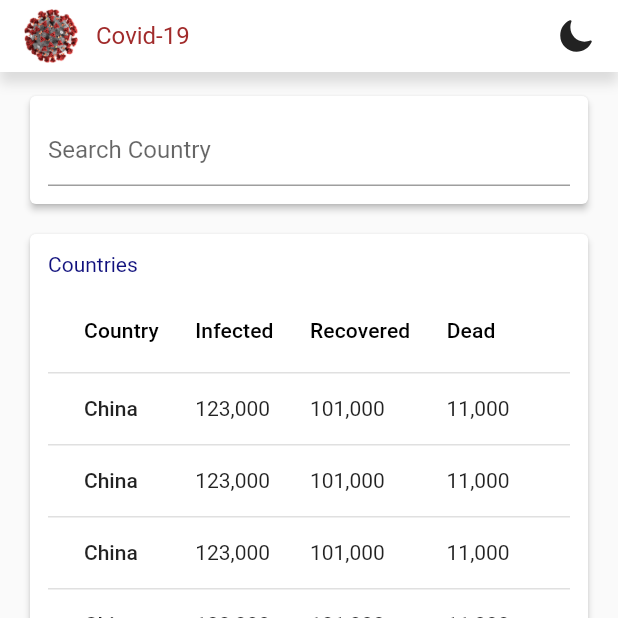
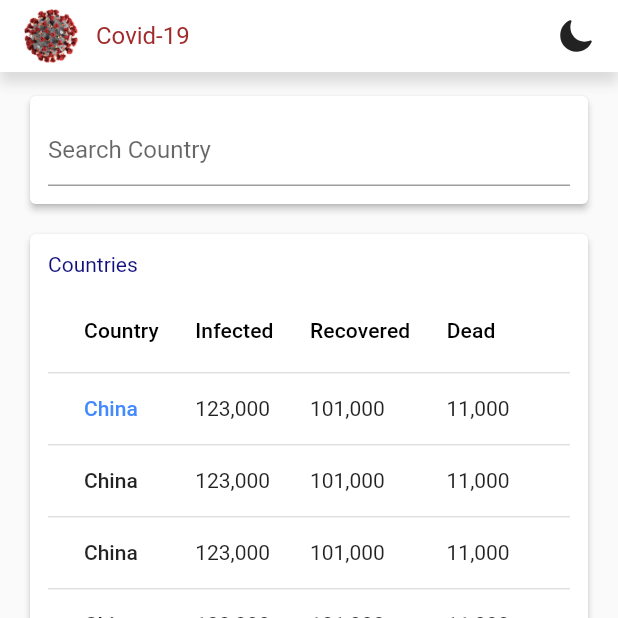
Before and after one commit to r0b0tt/covid19-app-flutter, a Flutter app: the screen it shows after launch, item 2 of the bottom bar chosen, on a phone screen of 412 x 824 dp, the top half of it. Run offline on Flutter 3.47's test engine with Material 2 defaults, Android fonts, the phone set to English and light mode, and no system bars; our stand-ins replace charts_flutter, flutter_icons; network calls fail.

Commit message:
feat/added the screen for a specific country

```diff
--- a/lib/components/BottomNavBar.dart
+++ b/lib/components/BottomNavBar.dart
@@ -5,14 +5,14 @@ import 'package:covid19/screens/FAQs.dart';
 import 'package:covid19/screens/Home.dart';
 import 'package:flutter/material.dart';
 
-class BottomNavBar extends StatefulWidget {
-  BottomNavBar({Key key}) : super(key: key);
+class Navigation extends StatefulWidget {
+  Navigation({Key key}) : super(key: key);
 
   @override
-  _BottomNavBarState createState() => _BottomNavBarState();
+  _NavigationState createState() => _NavigationState();
 }
 
-class _BottomNavBarState extends State<BottomNavBar> {
+class _NavigationState extends State<Navigation> {
   int _selectedIndex = 0;
 
   final routes = [Home(), Countries(), Faqs(), About()];
--- a/lib/main.dart
+++ b/lib/main.dart
@@ -8,7 +8,8 @@ class MyApp extends StatelessWidget {
   Widget build(BuildContext context) {
     return MaterialApp(
         debugShowCheckedModeBanner: true,
+        theme: ThemeData(primaryColor: Colors.white),
         title: "Covid-19 App",
-        home: BottomNavBar());
+        home: Navigation());
   }
 }
--- a/lib/screens/Countries.dart
+++ b/lib/screens/Countries.dart
@@ -1,5 +1,6 @@
 import 'package:covid19/components/TopNavBar.dart';
 import 'package:covid19/resources/app_colors.dart';
+import 'package:covid19/screens/Country.dart';
 import 'package:flutter/material.dart';
 
 class Countries extends StatelessWidget {
@@ -57,13 +58,38 @@ class Countries extends StatelessWidget {
                             ],
                             rows: [
                               DataRow(cells: [
-                                DataCell(Text(
-                                  "China",
-                                  style: TextStyle(fontWeight: FontWeight.w500),
+                                DataCell(GestureDetector(
+                                  onTap: () {
+                                    Navigator.push(
+                                        context,
+                                        MaterialPageRoute(
+                                            builder: (context) => Country()));
+                                  },
+                                  child: Text(
+                                    "China",
+                                    style: TextStyle(
+                                        fontWeight: FontWeight.w500,
+                                        color: Colors.blueAccent),
+                                  ),
                                 )),
-                                DataCell(Text("123,000")),
-                                DataCell(Text("101,000")),
-                                DataCell(Text("11,000")),
+                                DataCell(GestureDetector(
+                                  onTap: () {
+                                    print("Navigate");
+                                  },
+                                  child: Text("123,000"),
+                                )),
+                                DataCell(GestureDetector(
+                                  onTap: () {
+                                    print("Navigate");
+                                  },
+                                  child: Text("101,000"),
+                                )),
+                                DataCell(GestureDetector(
+                                  onTap: () {
+                                    print("Navigate");
+                                  },
+                                  child: Text("11,000"),
+                                )),
                               ]),
                               DataRow(cells: [
                                 DataCell(Text(
```
Also changed, not shown: lib/screens/Country.dart (added, +188 -0 lines).
